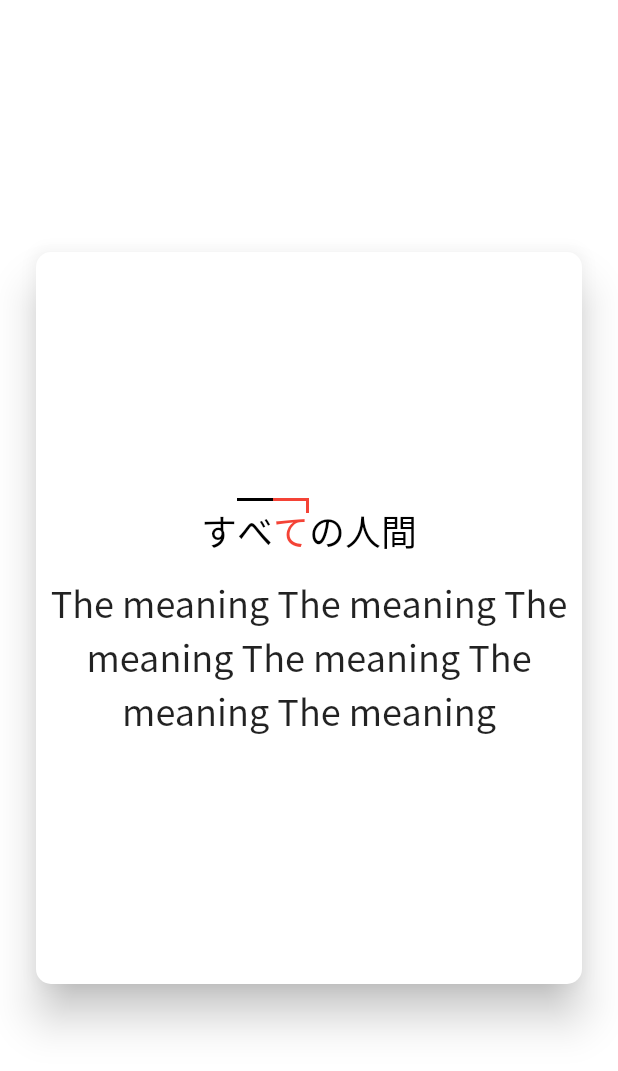
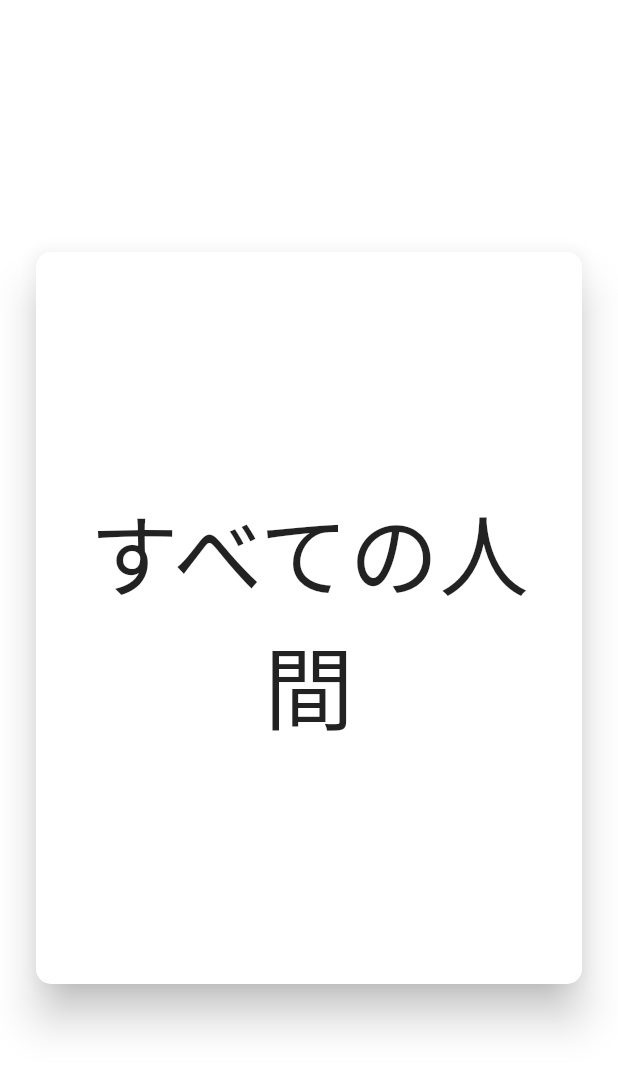
Before and after one commit to hlwanhoj/Nihongo, a Flutter app: the screen it shows after launch, on a phone screen of 412 x 824 dp. Shown: the top 1071 px of the screen. Run offline on Flutter 3.47's test engine with Material 2 defaults, Android fonts, the phone set to English and light mode, and no system bars.

Commit message:
Add gesture to flip card face

```diff
--- a/lib/card_list_page/card_list_page.dart
+++ b/lib/card_list_page/card_list_page.dart
@@ -12,6 +12,13 @@ class CardListPage extends StatefulWidget {
 }
 
 class _CardListPageState extends State<CardListPage> {
+  final Word word = const Word(
+      kanji: "すべての人間",
+      kana: "すべての人間",
+      accentAtIndex: {1: CharacterAccent.plain, 2: CharacterAccent.fall},
+      meaning:
+          "The meaning The meaning The meaning The meaning The meaning The meaning ");
+
   @override
   void initState() {
     super.initState();
@@ -24,19 +31,11 @@ class _CardListPageState extends State<CardListPage> {
         child: Center(
             child: SizedBox(
           width: MediaQuery.of(context).size.width - 40,
-        child: const AspectRatio(
+          child: AspectRatio(
               aspectRatio: 3 / 4,
-          child: WordCardBack(
-              word: Word(
-                  kana: "すべての人間",
-                  accentAtIndex: {
-                    1: CharacterAccent.plain,
-                    2: CharacterAccent.fall
-                  },
-                  meaning:
-                      "The meaning The meaning The meaning The meaning The meaning The meaning ")),
-        ),
+              child: WordCard(
+                word: word,
               )),
-    );
+        )));
   }
 }
--- a/lib/card_list_page/word_card.dart
+++ b/lib/card_list_page/word_card.dart
@@ -1,4 +1,5 @@
 import 'package:flutter/material.dart';
+import '../../constants.dart';
 import '../models/word.dart';
 
 /// The front face of a word card
@@ -21,7 +22,8 @@ class WordCardFront extends StatelessWidget {
             child: Text(
           _kanji,
           textAlign: TextAlign.center,
-          style: const TextStyle(fontFamily: 'Noto Sans JP', fontSize: 60),
+          style: const TextStyle(
+              fontFamily: Constants.defaultFontFamily, fontSize: 60),
         )),
       ),
     );
@@ -101,8 +103,8 @@ class WordCardBack extends StatelessWidget {
               Text(
                 _word.meaning,
                 textAlign: TextAlign.center,
-                style:
-                    const TextStyle(fontFamily: 'Noto Sans JP', fontSize: 24),
+                style: const TextStyle(
+                    fontFamily: Constants.defaultFontFamily, fontSize: 24),
               ),
             ],
           )),
@@ -140,3 +142,32 @@ class AccentPainter extends CustomPainter {
     return accent != oldDelegate.accent || color != oldDelegate.color;
   }
 }
+
+//
+
+class WordCard extends StatefulWidget {
+  final Word word;
+
+  const WordCard({required this.word, Key? key}) : super(key: key);
+
+  @override
+  _WordCardState createState() => _WordCardState();
+}
+
+class _WordCardState extends State<WordCard> {
+  bool _isShowingFront = true;
+
+  @override
+  Widget build(BuildContext context) {
+    return GestureDetector(
+      child: (_isShowingFront
+          ? WordCardFront(kanji: widget.word.kanji)
+          : WordCardBack(word: widget.word)),
+      onTap: () {
+        setState(() {
+          _isShowingFront = !_isShowingFront;
+        });
+      },
+    );
+  }
+}
--- /dev/null
+++ b/lib/constants.dart
@@ -0,0 +1,3 @@
+class Constants {
+  static const String defaultFontFamily = 'Noto Sans JP';
+}
--- a/lib/models/word.dart
+++ b/lib/models/word.dart
@@ -1,13 +1,15 @@
 enum CharacterAccent { plain, fall }
 
 class Word {
+  final String kanji;
   final String kana;
   final Map<int, CharacterAccent> accentAtIndex;
   final String meaning;
   final List<String> tags;
 
   const Word(
-      {required this.kana,
+      {required this.kanji,
+      required this.kana,
       required this.accentAtIndex,
       required this.meaning,
       this.tags = const []});
```
Lines whose indentation alone changed are shown as unchanged.
